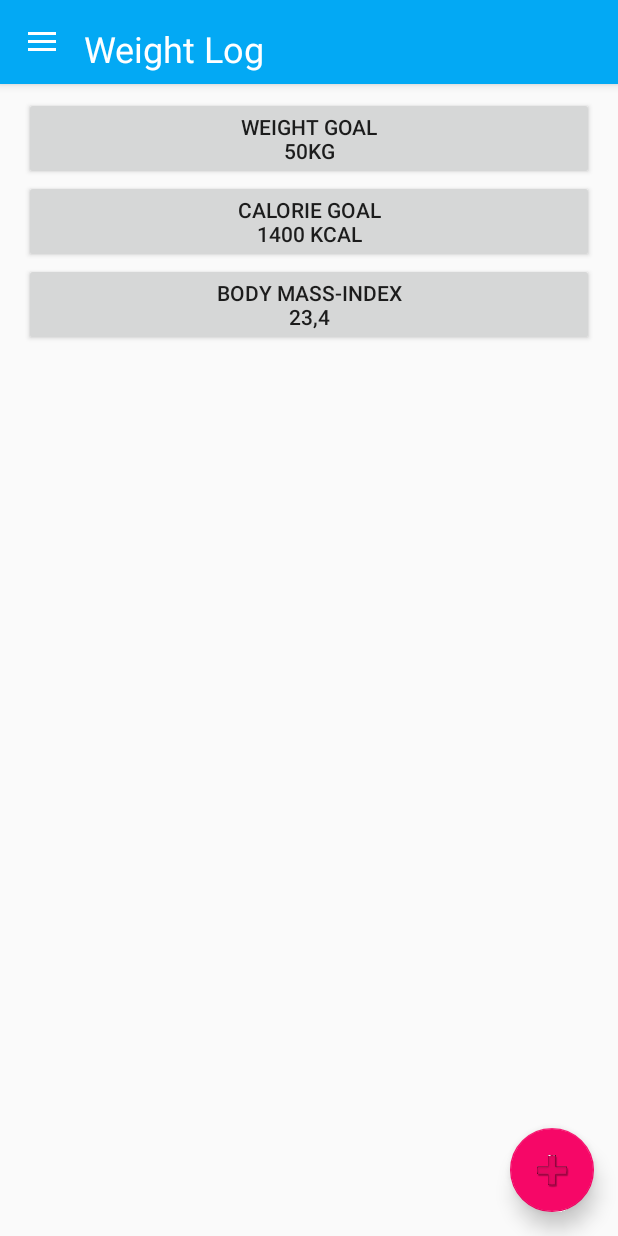
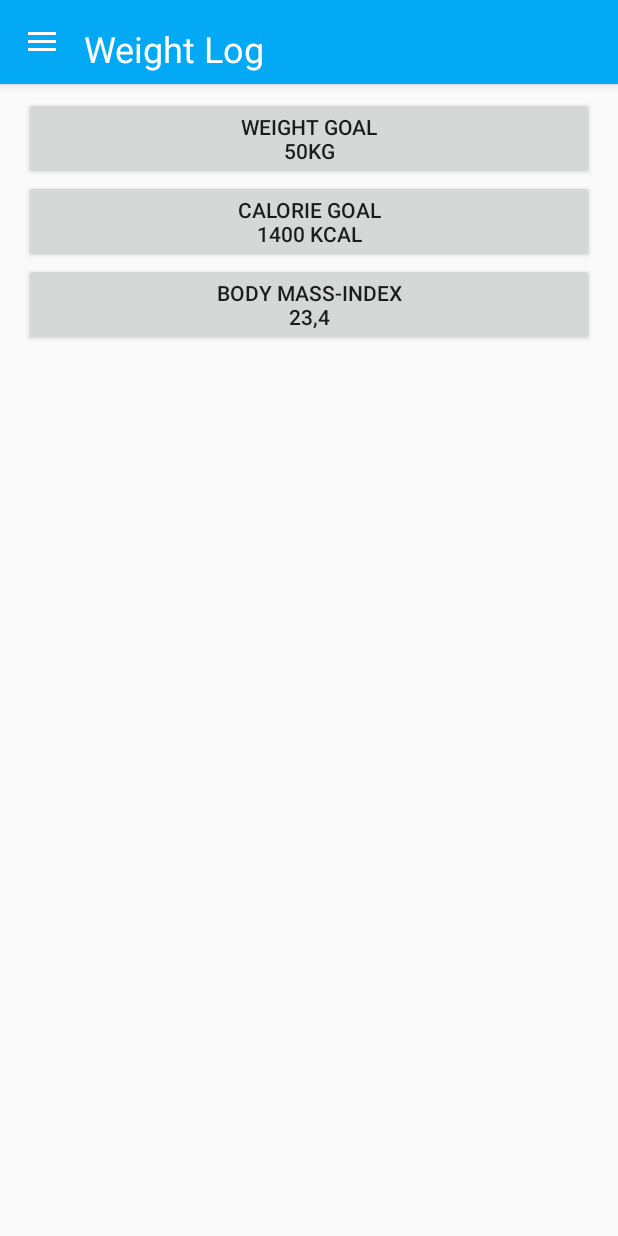
Before and after one commit to Stousn/appAthlon-Project, an Android app: the WeightLog screen opened directly, with no data from a screen before it, on a phone screen of 412 x 824 dp. Run offline under Robolectric (Android 15) with nearby library versions, the phone set to English and light mode, and no system bars.

Commit message:
plus button

```diff
--- a/FitAppIndoor/app/src/main/java/at/fhj/appathlon/fitapp/fitappindoor/app/view/WeightLog.java
+++ b/FitAppIndoor/app/src/main/java/at/fhj/appathlon/fitapp/fitappindoor/app/view/WeightLog.java
@@ -29,14 +29,7 @@ public class WeightLog extends AppCompatActivity implements NavigationView.OnNav
         //setSupportActionBar(toolbar);
         getSupportActionBar();
 
-        FloatingActionButton fab = (FloatingActionButton) findViewById(R.id.fab);
-        fab.setOnClickListener(new View.OnClickListener() {
-            @Override
-            public void onClick(View view) {
-                Snackbar.make(view, "Replace with your own action", Snackbar.LENGTH_LONG)
-                        .setAction("Action", null).show();
-            }
-        });
+
 
         DrawerLayout drawer = (DrawerLayout) findViewById(R.id.drawer_layout);
         ActionBarDrawerToggle toggle = new ActionBarDrawerToggle(
--- a/FitAppIndoor/app/src/main/res/layout/activity_weightlog.xml
+++ b/FitAppIndoor/app/src/main/res/layout/activity_weightlog.xml
@@ -19,15 +19,7 @@
 
 
 
-        <android.support.design.widget.FloatingActionButton
-            android:id="@+id/fab"
-            android:layout_width="wrap_content"
-            android:layout_height="wrap_content"
-            android:layout_gravity="bottom|end"
-            android:layout_margin="@dimen/fab_margin"
-            app:elevation="8dp"
-            app:backgroundTint="@color/colorIcons"
-            app:srcCompat="@drawable/pluse" />
+
 
         <android.support.design.widget.AppBarLayout
             android:layout_width="match_parent"
```
Also changed, not shown: FitAppIndoor/app/src/main/java/at/fhj/appathlon/fitapp/fitappindoor/app/view/Statistics.java (+0 -8 lines), FitAppIndoor/app/src/main/res/layout/activity_statistics.xml (+0 -9 lines).
